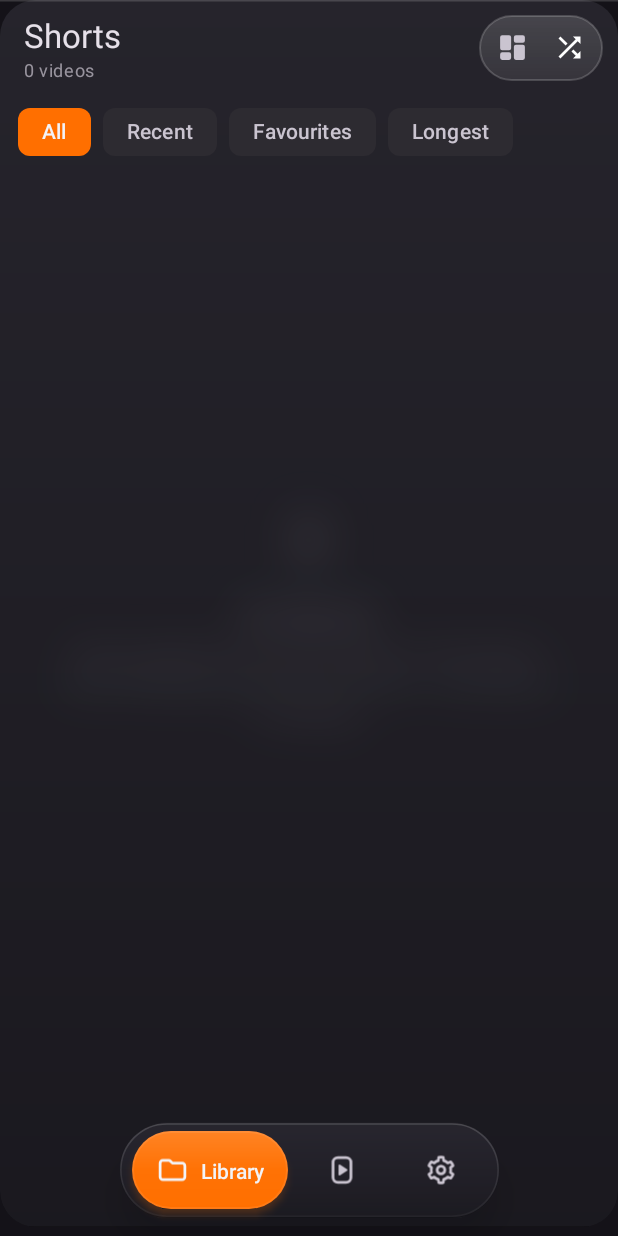
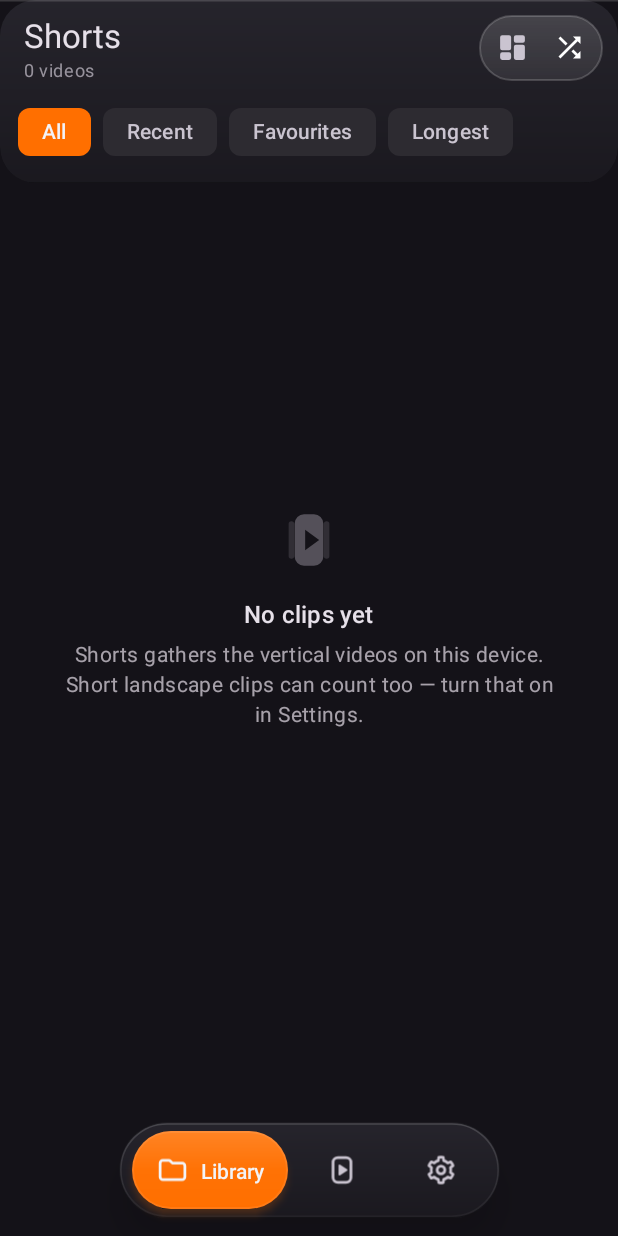
Before and after one commit to ihtesham-chowdhury/Seamless, an Android app: the fragment ShortsTabFragment placed in its activity, on a phone screen of 412 x 824 dp. Run offline under Robolectric (Android 15) with nearby library versions, the phone set to English and light mode, and no system bars; our stand-ins replace androidx.preference; pictures from the network do not load.

Commit message:
Shorts: a panel the size of its contents, and cheaper corners
The panel filled the screen. A plain View measured against an AT_MOST spec
returns the whole of it whatever its layout_height says, so the
match_parent glass inside a wrap_content frame measured to the full height
and took the panel with it: a screen of blur, a black screen, and a list
padded by a screen height with every clip below the fold. The panel is a
ConstraintLayout now and the glass is tied to the content's bounds, so the
content decides the height. The list's top padding is capped at half its
own height as well, so a mistake like that costs a gap rather than an
empty screen.

The dismiss gesture's painted corners were one rounded rectangle
subtracted from the bounds, which is the same picture at full-screen cost:
rasterisation is charged over a path's bounding box. Four corner-sized
slivers instead, and no redraw for a change of less than half a pixel.
That is why the stutter showed on a slow drag - hundreds of frames - and
not on a flick, which draws a handful.

Co-Authored-By: Claude Opus 5 <noreply@anthropic.com>

```diff
--- a/app/src/main/java/com/seamless/player/ui/shorts/ShortsTabFragment.kt
+++ b/app/src/main/java/com/seamless/player/ui/shorts/ShortsTabFragment.kt
@@ -172,15 +172,23 @@ class ShortsTabFragment : Fragment() {
         b.backdrop.onBackdropChanged = { binding?.topGlass?.invalidate() }
         styleChips(style, night)
 
-        ViewCompat.setOnApplyWindowInsetsListener(b.topPanel) { panel, insets ->
+        ViewCompat.setOnApplyWindowInsetsListener(b.panelContent) { content, insets ->
             val bars = insets.getInsets(
                 WindowInsetsCompat.Type.systemBars() or WindowInsetsCompat.Type.displayCutout()
             )
-            panel.updatePadding(top = bars.top)
+            content.updatePadding(top = bars.top)
             insets
         }
         b.topPanel.addOnLayoutChangeListener { _, _, top, _, bottom, _, oldTop, _, oldBottom ->
-            if (bottom - top != oldBottom - oldTop) binding?.list?.updatePadding(top = bottom - top)
+            if (bottom - top == oldBottom - oldTop) return@addOnLayoutChangeListener
+            val list = binding?.list ?: return@addOnLayoutChangeListener
+            // Half the screen is more panel than any title and one row of chips can honestly
+            // need, so anything beyond that is a measuring mistake rather than a tall header,
+            // and padding the list by it would put every clip below the fold. It did exactly
+            // that once; the cap means a mistake costs a gap rather than an empty screen.
+            val most = list.height / 2
+            val room = bottom - top
+            list.updatePadding(top = if (most > 0) room.coerceAtMost(most) else room)
         }
     }
 
--- a/app/src/main/res/layout/fragment_shorts.xml
+++ b/app/src/main/res/layout/fragment_shorts.xml
@@ -101,25 +101,43 @@
     </LinearLayout>
 
     <!--
-      The panel: the status bar's room, the title, and the quick views, on one piece of glass.
-      Its height is whatever those need, and the fragment pads the list by exactly that much.
+      The panel: the status bar's room, the title, and the quick views, on one piece of
+      glass. The fragment pads the list by exactly its height.
+
+      A ConstraintLayout rather than a frame, and that is a fix rather than a preference.
+      A plain View asked to measure itself against an AT_MOST spec returns the whole of it,
+      whatever its layout_height says, so a match_parent glass inside a wrap_content frame
+      measured to the full screen and took the panel with it: a screen of blur, and a list
+      padded by a screen height with every clip below the fold. Here the glass is tied to
+      the content's own bounds, so the content decides how tall the panel is and the glass
+      follows.
     -->
-    <FrameLayout
+    <androidx.constraintlayout.widget.ConstraintLayout
         android:id="@+id/top_panel"
         android:layout_width="match_parent"
         android:layout_height="wrap_content"
-        android:layout_gravity="top"
-        android:paddingBottom="6dp">
+        android:layout_gravity="top">
 
         <com.seamless.player.ui.nav.GlassView
             android:id="@+id/top_glass"
-            android:layout_width="match_parent"
-            android:layout_height="match_parent" />
+            android:layout_width="0dp"
+            android:layout_height="0dp"
+            app:layout_constraintBottom_toBottomOf="@id/panel_content"
+            app:layout_constraintEnd_toEndOf="parent"
+            app:layout_constraintStart_toStartOf="parent"
+            app:layout_constraintTop_toTopOf="parent" />
 
+        <!-- The status bar's room is this view's padding, so the glass above, which is tied
+             to the bottom of it, covers that room as well. -->
         <LinearLayout
-            android:layout_width="match_parent"
+            android:id="@+id/panel_content"
+            android:layout_width="0dp"
             android:layout_height="wrap_content"
-            android:orientation="vertical">
+            android:orientation="vertical"
+            android:paddingBottom="6dp"
+            app:layout_constraintEnd_toEndOf="parent"
+            app:layout_constraintStart_toStartOf="parent"
+            app:layout_constraintTop_toTopOf="parent">
 
             <!--
               The title and the count, as ordinary text rather than a toolbar's title and
@@ -272,5 +290,5 @@
                 android:text="@string/shorts_sources_title"
                 android:textAppearance="?attr/textAppearanceTitleSmall" />
         </LinearLayout>
-    </FrameLayout>
+    </androidx.constraintlayout.widget.ConstraintLayout>
 </FrameLayout>
```
Also changed, not shown: app/src/main/java/com/seamless/player/ui/player/PlayerGestureLayout.kt (+44 -5 lines).
